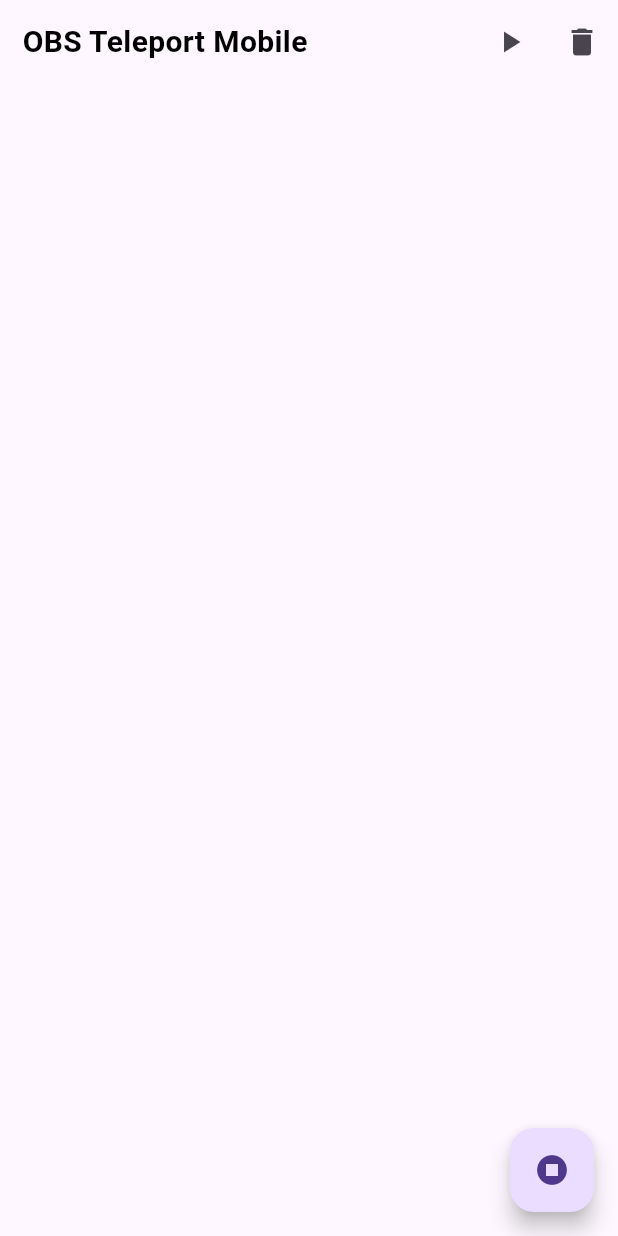
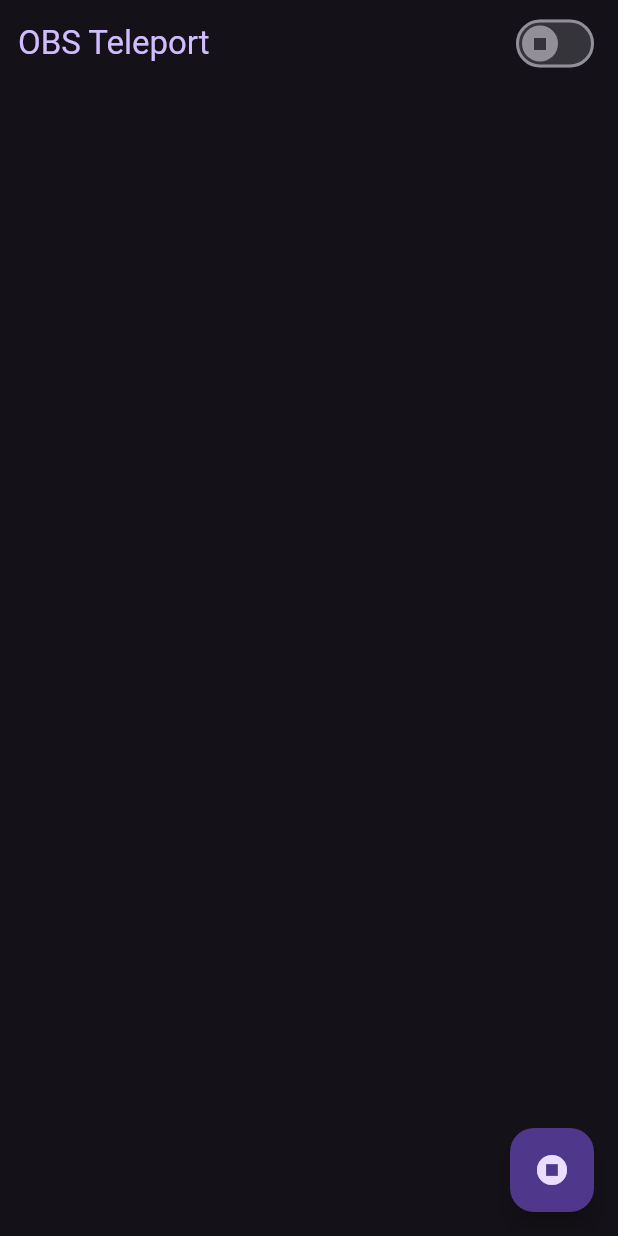
Before and after one commit to kasutu/obs_teleport_mobile, a Flutter app: the screen it shows after launch, on a phone screen of 412 x 824 dp. Run offline on Flutter 3.47's test engine with Material 3 defaults, Android fonts, the phone set to English and light mode, and no system bars.

Commit message:
Update main.dart and add TeleportInterfaceScreen Add TeleportInterfaceScreen widget and update main.dart to use it as the home screen.

```diff
--- a/lib/main.dart
+++ b/lib/main.dart
@@ -1,5 +1,5 @@
 import 'package:flutter/material.dart';
-import 'package:obs_teleport_mobile/screens/terminal.dart';
+import 'package:obs_teleport_mobile/screens/teleport_interface_screen.dart';
 
 void main() {
   runApp(const MyApp());
@@ -13,10 +13,18 @@ class MyApp extends StatelessWidget {
   Widget build(BuildContext context) {
     return MaterialApp(
       theme: ThemeData(
-        primarySwatch: Colors.blue,
+        brightness: Brightness.dark, // Set the brightness to dark
+        primarySwatch: Colors.blueGrey, // Set the primary color to blue-grey
+        hintColor: Colors.blueAccent, // Set the accent color to blue
+        fontFamily: 'Roboto', // Set the global font family to Roboto
+        textButtonTheme: TextButtonThemeData(
+          style: TextButton.styleFrom(
+            foregroundColor:
+                Colors.white, // Set the text color of text buttons to white
+          ),
+        ),
       ),
-      // home: const MyHomePage(title: 'Flutter Demo Home Page'),
-      home: const TerminalScreen(),
+      home: const TeleportInterfaceScreen(),
     );
   }
 }
--- a/lib/screens/terminal.dart
+++ b/lib/screens/teleport_interface_screen.dart
@@ -2,23 +2,23 @@
 
 import 'dart:async';
 import 'package:flutter/material.dart';
-import 'package:obs_teleport_mobile/global/types.dart';
 import 'package:obs_teleport_mobile/obs_teleport/announce_teleport_peer.dart';
-import 'package:obs_teleport_mobile/ssdp/ssdp_announcer.dart';
 import 'package:obs_teleport_mobile/stream/console.dart';
 import '../widgets/stream_text.dart';
 
-class TerminalScreen extends StatefulWidget {
-  const TerminalScreen({Key? key}) : super(key: key);
+class TeleportInterfaceScreen extends StatefulWidget {
+  const TeleportInterfaceScreen({Key? key}) : super(key: key);
 
   @override
-  _TerminalScreenState createState() => _TerminalScreenState();
+  _TeleportInterfaceScreenState createState() =>
+      _TeleportInterfaceScreenState();
 }
 
-class _TerminalScreenState extends State<TerminalScreen> {
+class _TeleportInterfaceScreenState extends State<TeleportInterfaceScreen> {
   final TextEditingController _textEditingController = TextEditingController();
   late final Stream<String> _logStream;
   late AnnounceTeleportPeer announcer;
+  bool isBroadcasting = false; // Move the isBroadcasting variable here
 
   @override
   void initState() {
@@ -40,7 +40,7 @@ class _TerminalScreenState extends State<TerminalScreen> {
         child: Column(
           crossAxisAlignment: CrossAxisAlignment.stretch,
           children: [
-            _buildHeader(),
+            _buildHeader(context),
             _buildConsole(),
           ],
         ),
@@ -63,42 +63,52 @@ class _TerminalScreenState extends State<TerminalScreen> {
     Console.close();
   }
 
-  Widget _buildHeader() {
-    return SizedBox(
-      height: kToolbarHeight, // Use the same height as AppBar
+  Widget _buildHeader(BuildContext context) {
+    return Container(
+      padding: const EdgeInsets.symmetric(
+        horizontal: 12,
+        vertical: 5,
+      ),
+      color: Theme.of(context).colorScheme.background,
       child: Row(
         mainAxisAlignment: MainAxisAlignment.spaceBetween,
         children: [
-          const Padding(
-            padding: EdgeInsets.only(left: 15),
-            child: Text(
-              'OBS Teleport Mobile',
-              style: TextStyle(
-                fontSize: 20.0,
-                color: Colors.black,
-                fontWeight: FontWeight.bold,
-              ),
-            ),
+          Text(
+            'OBS Teleport',
+            style: Theme.of(context).textTheme.titleLarge!.copyWith(
+                  color: Theme.of(context).colorScheme.primary,
+                ),
           ),
-          _buildHeaderButtons(),
+          _buildHeaderButtons(context),
         ],
       ),
     );
   }
 
-  Widget _buildHeaderButtons() {
-    return Row(
-      mainAxisAlignment: MainAxisAlignment.spaceBetween,
-      children: [
-        IconButton(
-          icon: const Icon(Icons.play_arrow),
-          onPressed: _startAnnouncer,
-        ),
-        IconButton(
-          icon: const Icon(Icons.delete),
-          onPressed: _clearConsole,
-        ),
-      ],
+  Widget _buildHeaderButtons(BuildContext context) {
+    final MaterialStateProperty<Icon?> thumbIcon =
+        MaterialStateProperty.resolveWith<Icon?>(
+      (Set<MaterialState> states) {
+        if (states.contains(MaterialState.selected)) {
+          return const Icon(Icons.play_arrow); // Icon for broadcasting state
+        }
+        return const Icon(Icons.stop); // Icon for stopped state
+      },
+    );
+
+    return Switch(
+      thumbIcon: thumbIcon,
+      value: isBroadcasting,
+      onChanged: (bool value) {
+        setState(() {
+          isBroadcasting = value;
+          if (isBroadcasting) {
+            _startAnnouncer();
+          } else {
+            _stopAnnouncer();
+          }
+        });
+      },
     );
   }
 
@@ -125,10 +135,4 @@ class _TerminalScreenState extends State<TerminalScreen> {
   Future<void> _stopAnnouncer() async {
     await announcer.stopAnnouncer();
   }
-
-  void _clearConsole() {
-    setState(() {
-      Console.clear();
-    });
-  }
 }
--- a/pubspec.yaml
+++ b/pubspec.yaml
@@ -39,6 +39,7 @@ dependencies:
   flutter_speed_dial: ^7.0.0
   nsd: ^3.0.0
   provider: ^6.1.1
+  wakelock: ^0.6.2
 
 dev_dependencies:
   flutter_test:
```
Also changed, not shown: pubspec.lock.
